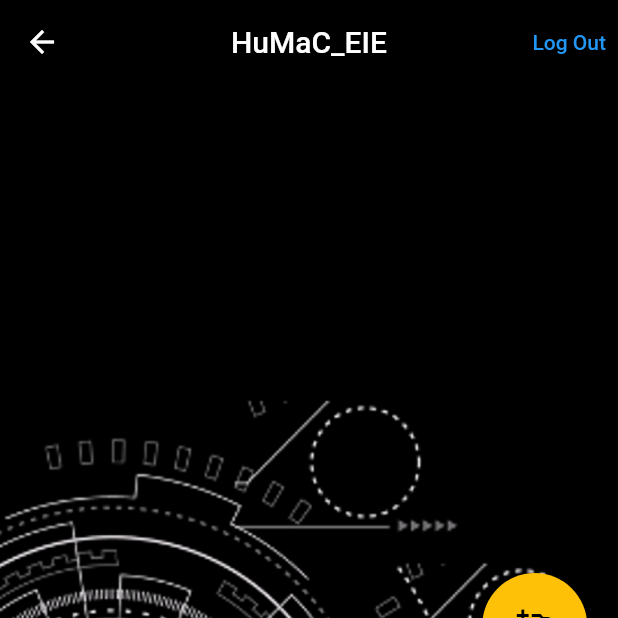
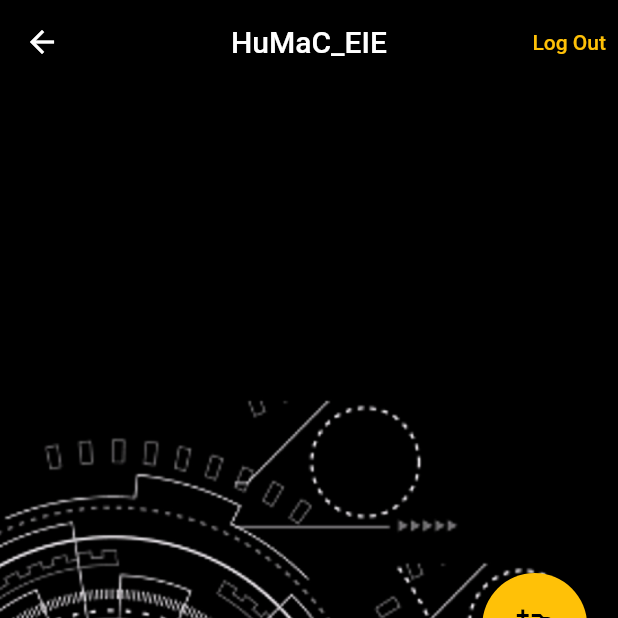
Before and after one commit to aadarshjain/AR-VR, a Flutter app: the HomePage screen opened directly, on a phone screen of 412 x 824 dp, the top half of it. Run offline on Flutter 3.47's test engine with Material 2 defaults, Android fonts, the phone set to English and light mode, and no system bars; our stand-ins replace image_picker.

Commit message:
Update homepage.dart

```diff
--- a/lib/homepage.dart
+++ b/lib/homepage.dart
@@ -31,7 +31,7 @@ class _HomePageState extends State<HomePage> {
               Navigator.push(context, MaterialPageRoute(builder: (
                   context) => Login()));
             },
-            child: Text('Log Out'),
+            child: Text('Log Out', style: TextStyle(color: Colors.amber)),
 
           ),
         ],
```
